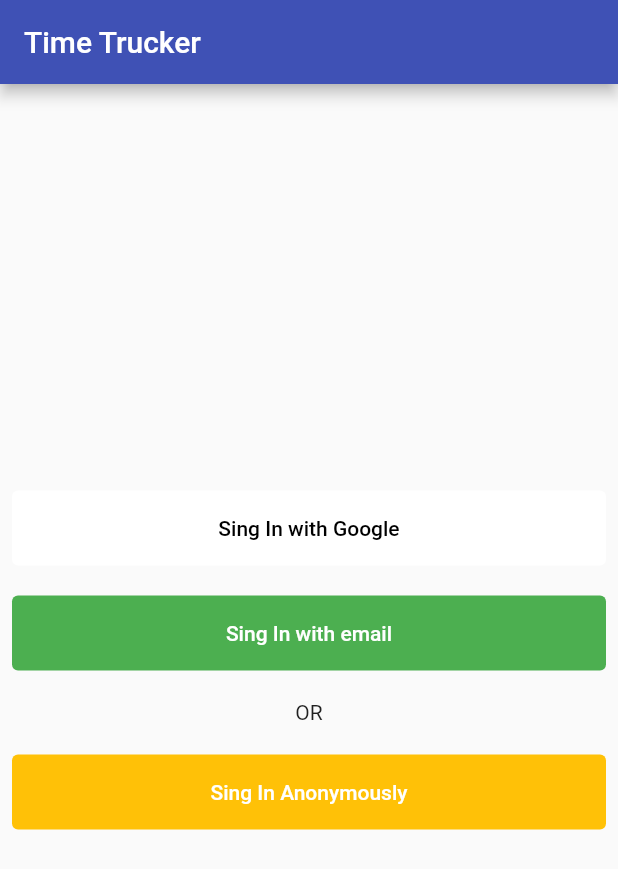
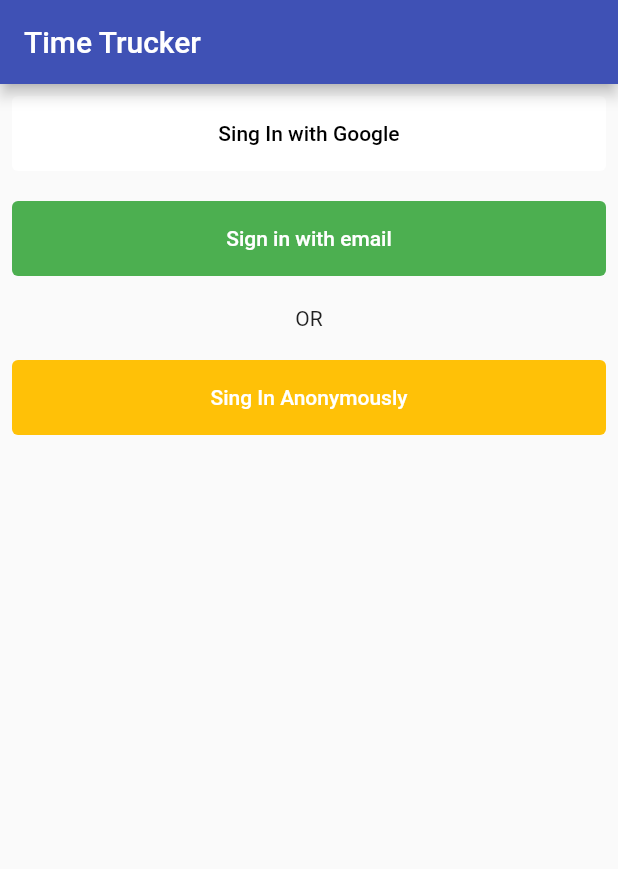
Before and after one commit to mohamadElEaswy/timetracker, a Flutter app: the screen it shows after launch, on a phone screen of 412 x 824 dp. Shown: the top 869 px of the screen. Run offline on Flutter 3.47's test engine with Material 2 defaults, Android fonts, the phone set to English and light mode, and no system bars; our stand-ins replace firebase_auth, firebase_core, google_sign_in; accounts and stored records are empty.

Commit message:
20/11/2021 - 2

```diff
--- a/lib/ui/sign_in/sign_in_screen.dart
+++ b/lib/ui/sign_in/sign_in_screen.dart
@@ -36,7 +36,8 @@ class SignInScreen extends StatelessWidget {
       appBar: AppBar(
         title: const Text('Time Trucker'),
       ),
-      body: Padding(
+      body: SingleChildScrollView(
+        child: Padding(
           padding: const EdgeInsets.all(8.0),
           child: Column(
             crossAxisAlignment: CrossAxisAlignment.center,
@@ -60,7 +61,7 @@ class SignInScreen extends StatelessWidget {
                 onPressed: () {
                   _signInWithEmail(context);
                 },
-              text: 'Sing In with email',
+                text: 'Sign in with email',
                 color: Colors.green,
               ),
               const SizedBox(
@@ -78,6 +79,7 @@ class SignInScreen extends StatelessWidget {
             ],
           ),
         ),
+      ),
     );
   }
   void _signInWithEmail(BuildContext context) {
--- a/lib/ui/sign_in/validators.dart
+++ b/lib/ui/sign_in/validators.dart
@@ -12,4 +12,6 @@ class NotEmptyStringValidator implements StringValidator{
 class EmailAndPasswordValidation{
   final NotEmptyStringValidator emailValidator = NotEmptyStringValidator();
   final NotEmptyStringValidator passwordValidator = NotEmptyStringValidator();
+  final String invalidEmailErrorText = 'Email can\'t be empty';
+  final String invalidPasswordErrorText = 'Password can\'t be empty';
 }
```
Also changed, not shown: lib/ui/sign_in_with_email/sign_in_with_email_screen.dart (+34 -11 lines). Lines whose indentation alone changed are shown as unchanged.
